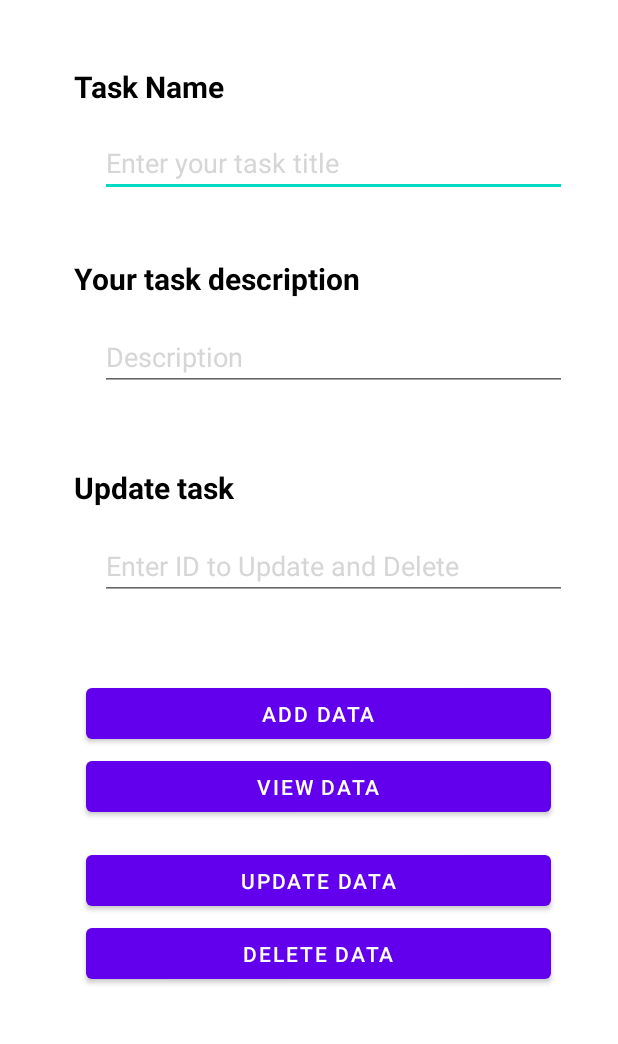
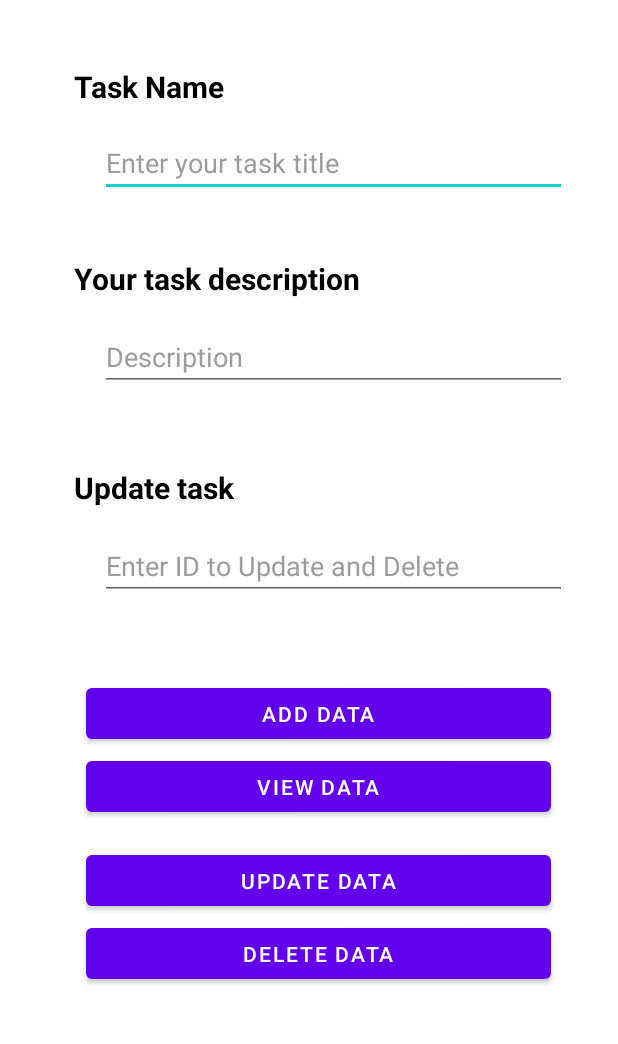
Before and after one commit to Gangula-Sandaru/To-Do-List-App, an Android app: the screen it shows after launch (MainActivity), on a phone screen of 412 x 824 dp, the part 192-1236 px from its top. Run offline under Robolectric (Android 15) with nearby library versions, the phone set to English and light mode, and no system bars.

Commit message:
finished the modification

```diff
--- a/app/src/main/res/values/colors.xml
+++ b/app/src/main/res/values/colors.xml
@@ -7,4 +7,5 @@
     <color name="teal_700">#FF018786</color>
     <color name="black">#FF000000</color>
     <color name="white">#FFFFFFFF</color>
+    <color name="hintColor">#9C9C9C</color>
 </resources>
```
